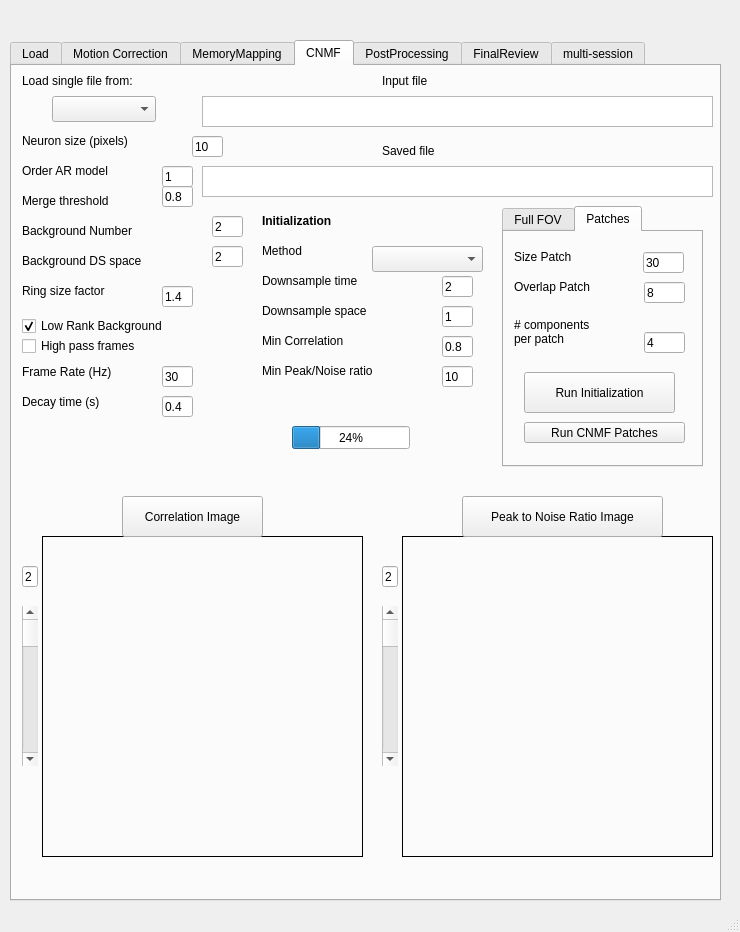
Above: main.ui from catubc/caiman_gui before the change. Below: the same form after it.
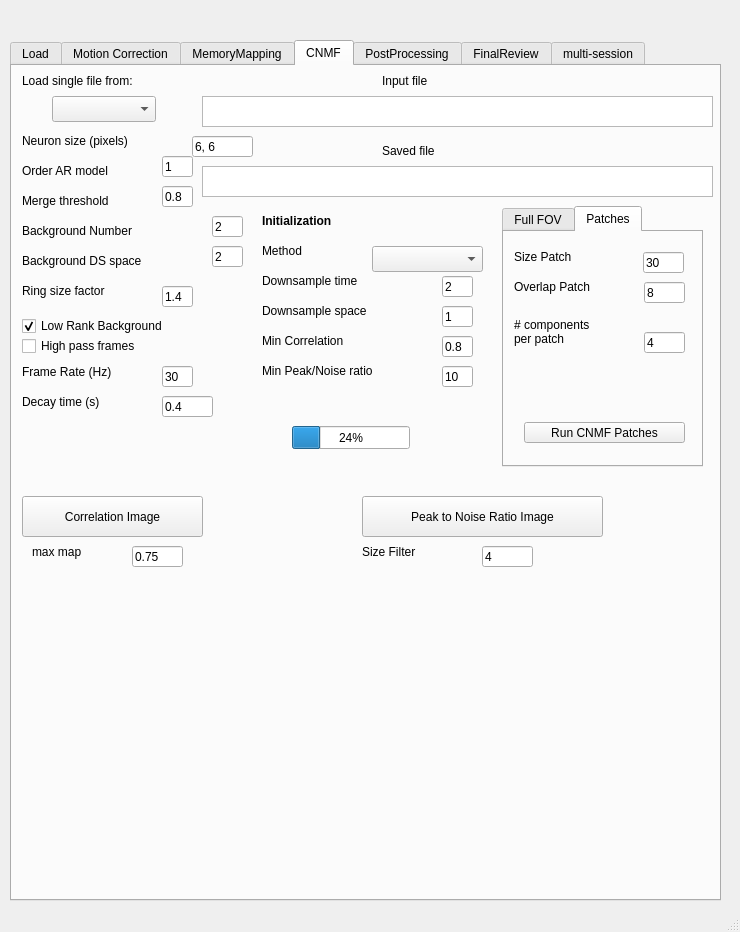
That is the form after the change. The open tabs and pages were chosen to show the change.

Commit message: updated UI mot corr pane

The edit to the form file:
```diff
--- a/main.ui
+++ b/main.ui
@@ -1323,22 +1323,6 @@
          <string>&lt;html&gt;&lt;head/&gt;&lt;body&gt;&lt;p&gt;# components &lt;br/&gt;per patch&lt;/p&gt;&lt;/body&gt;&lt;/html&gt;</string>
         </property>
        </widget>
-       <widget class="QPushButton" name="cnmfPatchesButtonRunInit">
-        <property name="enabled">
-         <bool>true</bool>
-        </property>
-        <property name="geometry">
-         <rect>
-          <x>20</x>
-          <y>140</y>
-          <width>151</width>
-          <height>41</height>
-         </rect>
-        </property>
-        <property name="text">
-         <string>Run Initialization</string>
-        </property>
-       </widget>
       </widget>
      </widget>
      <widget class="QComboBox" name="cnmfComboBoxInitMethod">
@@ -1408,7 +1392,7 @@
        <rect>
         <x>10</x>
         <y>150</y>
-        <width>161</width>
+        <width>181</width>
         <height>30</height>
        </rect>
       </property>
@@ -1421,12 +1405,12 @@
        <rect>
         <x>180</x>
         <y>70</y>
-        <width>31</width>
+        <width>61</width>
         <height>21</height>
        </rect>
       </property>
       <property name="text">
-       <string>10</string>
+       <string>6, 6</string>
       </property>
       <property name="par_name" stdset="0">
        <string>gSig</string>
@@ -1462,7 +1446,7 @@
       <property name="geometry">
        <rect>
         <x>150</x>
-        <y>100</y>
+        <y>90</y>
         <width>31</width>
         <height>21</height>
        </rect>
@@ -1643,7 +1627,7 @@
        <rect>
         <x>10</x>
         <y>250</y>
-        <width>161</width>
+        <width>211</width>
         <height>20</height>
        </rect>
       </property>
@@ -1662,7 +1646,7 @@
        <rect>
         <x>10</x>
         <y>270</y>
-        <width>161</width>
+        <width>171</width>
         <height>20</height>
        </rect>
       </property>
@@ -1734,70 +1718,12 @@
        <string>Ring size factor</string>
       </property>
      </widget>
-     <widget class="QLabel" name="postProcScreenCorrImage_2">
-      <property name="geometry">
-       <rect>
-        <x>390</x>
-        <y>470</y>
-        <width>311</width>
-        <height>321</height>
-       </rect>
-      </property>
-      <property name="frameShape">
-       <enum>QFrame::Panel</enum>
-      </property>
-      <property name="text">
-       <string/>
-      </property>
-     </widget>
-     <widget class="QLabel" name="postProcScreenFrames_2">
-      <property name="geometry">
-       <rect>
-        <x>30</x>
-        <y>470</y>
-        <width>321</width>
-        <height>321</height>
-       </rect>
-      </property>
-      <property name="frameShape">
-       <enum>QFrame::Panel</enum>
-      </property>
-      <property name="text">
-       <string/>
-      </property>
-     </widget>
-     <widget class="QScrollBar" name="CNMFVerticalScrollBarCorr">
-      <property name="geometry">
-       <rect>
-        <x>10</x>
-        <y>540</y>
-        <width>16</width>
-        <height>160</height>
-       </rect>
-      </property>
-      <property name="orientation">
-       <enum>Qt::Vertical</enum>
-      </property>
-     </widget>
-     <widget class="QScrollBar" name="CNMFVerticalScrollBarPNR">
-      <property name="geometry">
-       <rect>
-        <x>370</x>
-        <y>540</y>
-        <width>16</width>
-        <height>160</height>
-       </rect>
-      </property>
-      <property name="orientation">
-       <enum>Qt::Vertical</enum>
-      </property>
-     </widget>
      <widget class="QPushButton" name="cnmfButtonFilesCorrImage">
       <property name="geometry">
        <rect>
-        <x>110</x>
+        <x>10</x>
         <y>430</y>
-        <width>141</width>
+        <width>181</width>
         <height>41</height>
        </rect>
       </property>
@@ -1808,9 +1734,9 @@
      <widget class="QPushButton" name="cnmfButtonFilesPNRImage">
       <property name="geometry">
        <rect>
-        <x>450</x>
+        <x>350</x>
         <y>430</y>
-        <width>201</width>
+        <width>241</width>
         <height>41</height>
        </rect>
       </property>
@@ -1856,32 +1782,6 @@
        <string>Load single file from:</string>
       </property>
      </widget>
-     <widget class="QLineEdit" name="cnmfLineEditNumCorrThr">
-      <property name="geometry">
-       <rect>
-        <x>10</x>
-        <y>500</y>
-        <width>16</width>
-        <height>21</height>
-       </rect>
-      </property>
-      <property name="text">
-       <string>2</string>
-      </property>
-     </widget>
-     <widget class="QLineEdit" name="cnmfLineEditNumPNRThr">
-      <property name="geometry">
-       <rect>
-        <x>370</x>
-        <y>500</y>
-        <width>16</width>
-        <height>21</height>
-       </rect>
-      </property>
-      <property name="text">
-       <string>2</string>
-      </property>
-     </widget>
      <widget class="QLabel" name="label_8">
       <property name="geometry">
        <rect>
@@ -1900,7 +1800,7 @@
        <rect>
         <x>150</x>
         <y>330</y>
-        <width>31</width>
+        <width>51</width>
         <height>21</height>
        </rect>
       </property>
@@ -1989,6 +1889,58 @@
        <string>Saved file</string>
       </property>
      </widget>
+     <widget class="QLabel" name="label_17">
+      <property name="geometry">
+       <rect>
+        <x>20</x>
+        <y>470</y>
+        <width>81</width>
+        <height>32</height>
+       </rect>
+      </property>
+      <property name="text">
+       <string>max map</string>
+      </property>
+     </widget>
+     <widget class="QLineEdit" name="cnmfMaxCorrImage">
+      <property name="geometry">
+       <rect>
+        <x>120</x>
+        <y>480</y>
+        <width>51</width>
+        <height>21</height>
+       </rect>
+      </property>
+      <property name="text">
+       <string>0.75</string>
+      </property>
+     </widget>
+     <widget class="QLineEdit" name="gSigFilter">
+      <property name="geometry">
+       <rect>
+        <x>470</x>
+        <y>480</y>
+        <width>51</width>
+        <height>21</height>
+       </rect>
+      </property>
+      <property name="text">
+       <string>4</string>
+      </property>
+     </widget>
+     <widget class="QLabel" name="label_18">
+      <property name="geometry">
+       <rect>
+        <x>350</x>
+        <y>470</y>
+        <width>121</width>
+        <height>32</height>
+       </rect>
+      </property>
+      <property name="text">
+       <string>Size Filter</string>
+      </property>
+     </widget>
     </widget>
     <widget class="QWidget" name="tab_pp">
      <attribute name="title">
```
Left out of the diff: 18 changed lines with no effect on the pictures.
